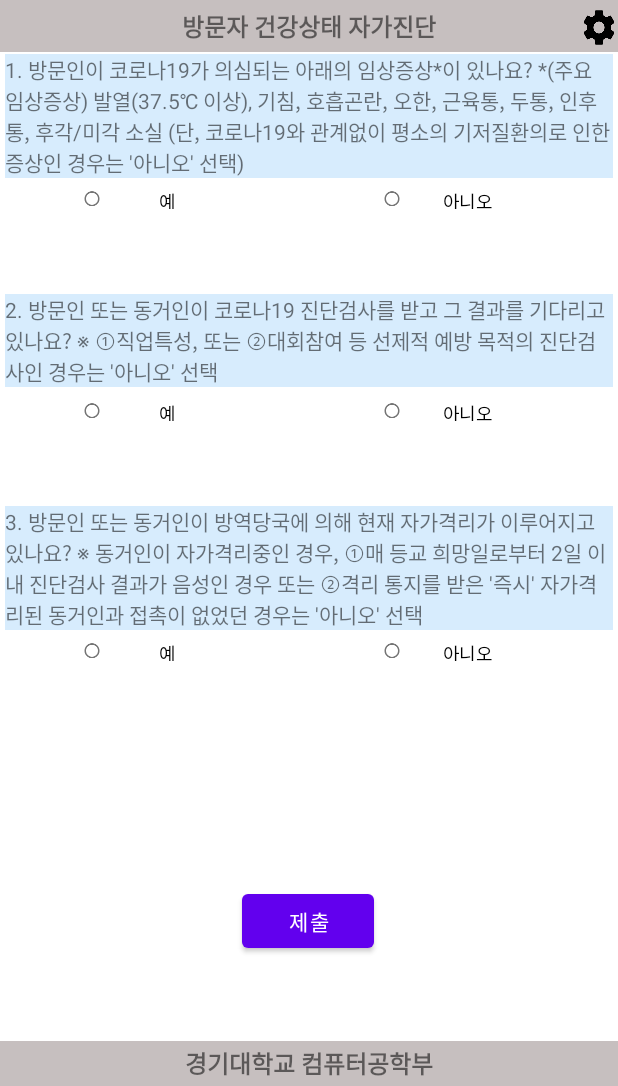
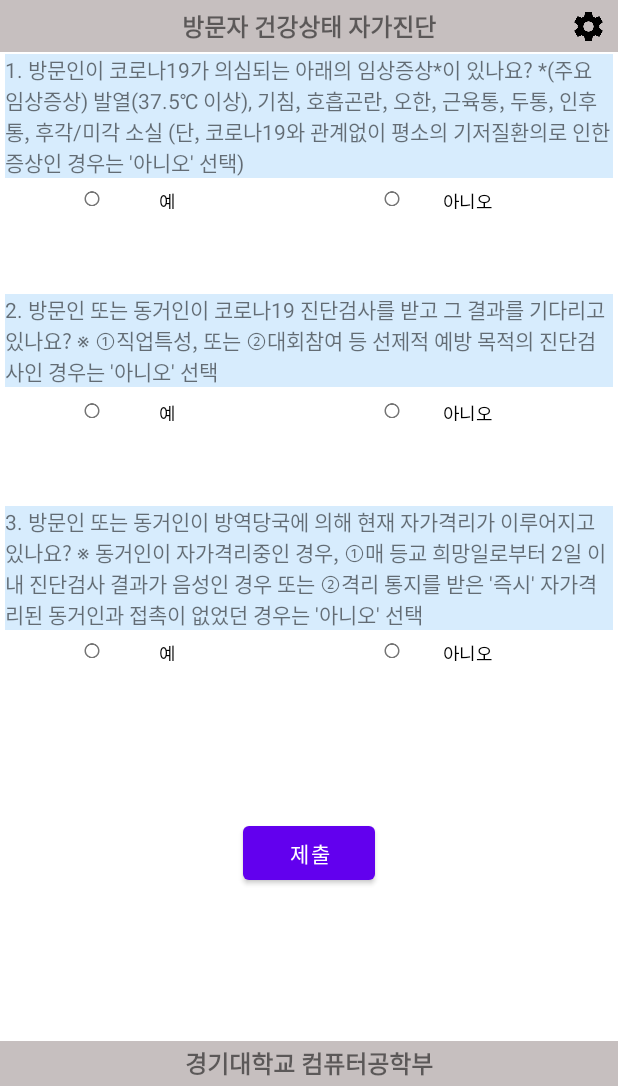
Before and after one commit to g0pher98/kgu-selfcheck, an Android app: the CheckingActivity screen opened directly, with no data from a screen before it, on a phone screen of 412 x 824 dp, the part 150-1236 px from its top. Run offline under Robolectric (Android 15) with nearby library versions, the phone set to English and light mode, and no system bars; our stand-ins replace Volley; libraries missing offline, so code that uses them is left out: com.journeyapps.barcodescanner; network calls fail; 2 statements that could not run were skipped.

Commit message:
UI 개선
- 설정 아이콘 및 레이아웃 배치 재설정
- 바코드 전환 시 해당 View 사이즈 조절
- 뒤로가기 시 바로 꺼지도록 activity 전환 시 finish() 실행하도록 수정

```diff
--- a/app/src/main/java/com/example/project/CheckingActivity.java
+++ b/app/src/main/java/com/example/project/CheckingActivity.java
@@ -79,6 +79,7 @@ public class CheckingActivity extends AppCompatActivity {
 
                         Intent intent = selfCheck.toIntent(BarcodeActivity.class);
                         startActivity(intent);
+                        finish();
                     }
                 });
             }
--- a/app/src/main/java/com/example/project/MainActivity.java
+++ b/app/src/main/java/com/example/project/MainActivity.java
@@ -14,10 +14,6 @@ public class MainActivity extends AppCompatActivity {
     @RequiresApi(api = Build.VERSION_CODES.O)
     @Override
     protected void onCreate(Bundle savedInstanceState) {
-        // TODO
-        //   - 뒤로가기 눌렀을 때, 이전 페이지가 아니라 아예 꺼지도록 수정(액티비티 넘길 때 기존 것은 죽여야할듯)
-
-
         /**
          * 기존 데이터 존재 여부에 따라 보여지는 Activity가 달라지도록 구성
          *     - 데이터 없음(초기 실행) -> studentID (학번조회 및 등록)
--- a/app/src/main/java/com/example/project/SelfCheckInfo.java
+++ b/app/src/main/java/com/example/project/SelfCheckInfo.java
@@ -230,6 +230,7 @@ class SelfCheckInfo {
             format = BarcodeFormat.CODE_128;
         } else if (newFormat == 2) {
             format = BarcodeFormat.QR_CODE;
+
         } else {
             format = BarcodeFormat.CODE_128; // 기본적으로 QR코드 출력
         }
@@ -239,7 +240,7 @@ class SelfCheckInfo {
         Bitmap bitmap = null;
 
         try {
-            bitmap = bEncoder.encodeBitmap(data, format, 800, 600);
+            bitmap = bEncoder.encodeBitmap(data, format, width, height);
         } catch (Exception e) {
             Log.e(this.toString(), "_____Exception : " + e.toString());
             e.printStackTrace();
--- a/app/src/main/java/com/example/project/SettingsFragment.java
+++ b/app/src/main/java/com/example/project/SettingsFragment.java
@@ -67,7 +67,6 @@ public class SettingsFragment extends PreferenceFragment {
                 }
             } else if (s.equals("barcodeType")) {
                 String barcodeType = prefs.getString("barcodeType","바코드 기본형");
-                Toast.makeText(activity, barcodeType, Toast.LENGTH_SHORT).show();
                 int type = 1;
                 if (barcodeType.equals("QR코드")) {
                     type = 2;
@@ -100,6 +99,7 @@ public class SettingsFragment extends PreferenceFragment {
                     selfCheck.reset();
                     Intent intent = selfCheck.toIntent(MainActivity.class);
                     startActivity(intent);
+                    activity.finish();
                 }
             });
             myAlertBuilder.setNegativeButton("취소", new DialogInterface.OnClickListener() {
--- a/app/src/main/res/layout/activity_barcode.xml
+++ b/app/src/main/res/layout/activity_barcode.xml
@@ -122,7 +122,7 @@
             android:layout_width="300dp"
             android:layout_height="wrap_content"
             android:layout_marginTop="8dp"
-            android:text="금일 전자문진을 이미 완료하셨습니다."
+            android:text="금일 전자문진을 완료하셨습니다."
             android:textAlignment="center"
             android:textColor="#2026AA"
             app:layout_constraintEnd_toEndOf="@+id/barcode"
--- a/app/src/main/res/layout/activity_checking.xml
+++ b/app/src/main/res/layout/activity_checking.xml
@@ -253,31 +253,33 @@
         android:id="@+id/submit_selfcheck"
         android:layout_width="wrap_content"
         android:layout_height="wrap_content"
-        android:layout_marginBottom="56dp"
         android:text="제출"
         app:layout_constraintBottom_toTopOf="@+id/textView2"
         app:layout_constraintEnd_toEndOf="parent"
-        app:layout_constraintHorizontal_bias="0.498"
+        app:layout_constraintHorizontal_bias="0.5"
         app:layout_constraintStart_toStartOf="parent"
         app:layout_constraintTop_toBottomOf="@+id/main"
-        app:layout_constraintVertical_bias="1.0" />
+        app:layout_constraintVertical_bias="0.5" />
+
     <androidx.constraintlayout.widget.ConstraintLayout
-        android:layout_width="27dp"
-        android:layout_height="29dp"
-        app:layout_constraintBottom_toTopOf="@+id/main"
+        android:id="@+id/constraintLayout2"
+        android:layout_width="wrap_content"
+        android:layout_height="0dp"
+        app:layout_constraintBottom_toBottomOf="@+id/textView"
         app:layout_constraintEnd_toEndOf="parent"
         app:layout_constraintTop_toBottomOf="@+id/constraintLayout">
 
         <ImageButton
             android:id="@+id/menu"
-            android:layout_width="25dp"
-            android:layout_height="27dp"
+            android:layout_width="23dp"
+            android:layout_height="23dp"
+            android:layout_marginEnd="8dp"
             android:background="#00FFFFFF"
             android:backgroundTint="#00FFFFFF"
             android:scaleType="fitXY"
+
             android:src="@drawable/setting"
             android:textAlignment="center"
-
             app:layout_constraintBottom_toBottomOf="parent"
             app:layout_constraintEnd_toEndOf="parent"
             app:layout_constraintTop_toTopOf="parent" />
```
Also changed, not shown: app/src/main/java/com/example/project/BarcodeActivity.java (+52 -38 lines), app/src/main/java/com/example/project/StudentIdActivity.java (+23 -20 lines), app/src/main/res/layout/activity_student_id.xml (+8 -6 lines).
